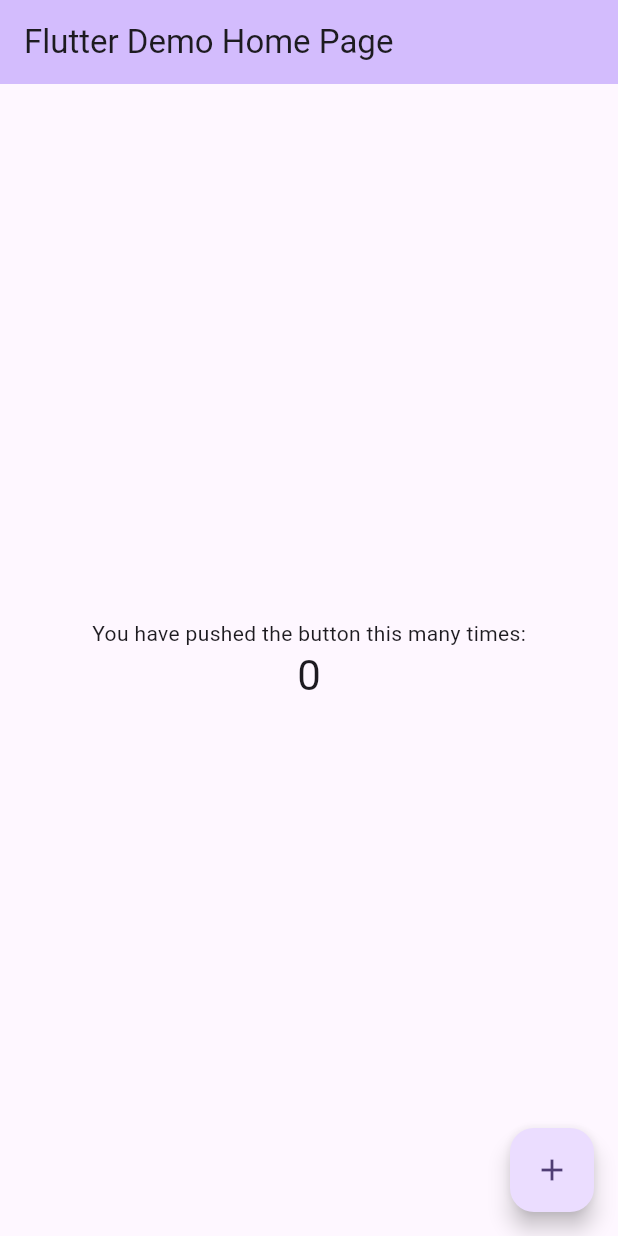
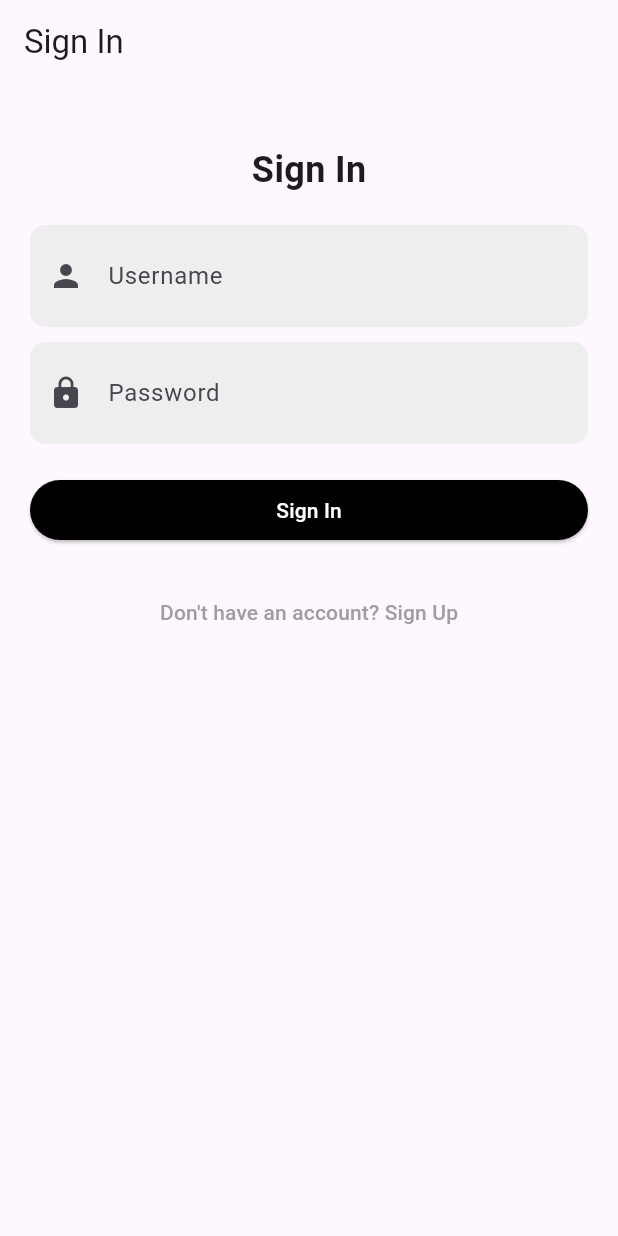
Before and after one commit to bsevangelista/CMSC23-donation-system, a Flutter app: the screen it shows after launch, on a phone screen of 412 x 824 dp. Run offline on Flutter 3.47's test engine with Material 3 defaults, Android fonts, the phone set to English and light mode, and no system bars.

Commit message:
Added the signup_page and signin_page.

```diff
--- /dev/null
+++ b/lib/authentication/signin_page.dart
@@ -0,0 +1,76 @@
+import 'package:flutter/material.dart';
+
+class SignInPage extends StatelessWidget {
+  @override
+  Widget build(BuildContext context) {
+    return Scaffold(
+      appBar: AppBar(
+        title: Text('Sign In'),
+      ),
+      body: Padding(
+        padding: const EdgeInsets.all(20.0),
+        child: Column(
+          crossAxisAlignment: CrossAxisAlignment.stretch,
+          children: [
+            SizedBox(height: 20.0),
+            Center(
+              child: Text(
+                'Sign In',
+                style: TextStyle(fontSize: 24.0, fontWeight: FontWeight.bold),
+              ),
+            ),
+            SizedBox(height: 20.0),
+            Container(
+              decoration: BoxDecoration(
+                borderRadius: BorderRadius.circular(10.0),
+                color: Colors.grey[200],
+              ),
+              child: TextField(
+                decoration: InputDecoration(
+                  labelText: 'Username',
+                  prefixIcon: Icon(Icons.person),
+                  border: InputBorder.none,
+                  contentPadding: EdgeInsets.symmetric(horizontal: 20.0, vertical: 14.0),
+                ),
+              ),
+            ),
+            SizedBox(height: 10.0),
+            Container(
+              decoration: BoxDecoration(
+                borderRadius: BorderRadius.circular(10.0),
+                color: Colors.grey[200],
+              ),
+              child: TextField(
+                decoration: InputDecoration(
+                  labelText: 'Password',
+                  prefixIcon: Icon(Icons.lock),
+                  border: InputBorder.none,
+                  contentPadding: EdgeInsets.symmetric(horizontal: 20.0, vertical: 14.0),
+                ),
+                obscureText: true,
+              ),
+            ),
+            SizedBox(height: 20.0),
+            ElevatedButton(
+              onPressed: () {
+                // Implement sign-in functionality here
+              },
+              style: ButtonStyle(
+                  backgroundColor: MaterialStateProperty.all(Colors.black),
+              ),
+              child: Text('Sign In', style: TextStyle(color: Colors.white)),
+            ),
+            SizedBox(height: 20.0),
+            TextButton(
+              onPressed: () {
+                // Navigate to sign-up page
+                Navigator.pushNamed(context, '/signup');
+              },
+              child: Text('Don\'t have an account? Sign Up', style: TextStyle(color: Colors.grey[500])),
+            ),
+          ],
+        ),
+      ),
+    );
+  }
+}
--- a/lib/main.dart
+++ b/lib/main.dart
@@ -1,125 +1,24 @@
 import 'package:flutter/material.dart';
+import 'authentication/signin_page.dart';
+import 'authentication/signup_page.dart';
 
 void main() {
-  runApp(const MyApp());
+  runApp(MyApp());
 }
 
 class MyApp extends StatelessWidget {
-  const MyApp({super.key});
-
-  // This widget is the root of your application.
   @override
   Widget build(BuildContext context) {
     return MaterialApp(
       title: 'Flutter Demo',
       theme: ThemeData(
-        // This is the theme of your application.
-        //
-        // TRY THIS: Try running your application with "flutter run". You'll see
-        // the application has a purple toolbar. Then, without quitting the app,
-        // try changing the seedColor in the colorScheme below to Colors.green
-        // and then invoke "hot reload" (save your changes or press the "hot
-        // reload" button in a Flutter-supported IDE, or press "r" if you used
-        // the command line to start the app).
-        //
-        // Notice that the counter didn't reset back to zero; the application
-        // state is not lost during the reload. To reset the state, use hot
-        // restart instead.
-        //
-        // This works for code too, not just values: Most code changes can be
-        // tested with just a hot reload.
-        colorScheme: ColorScheme.fromSeed(seedColor: Colors.deepPurple),
-        useMaterial3: true,
+        primarySwatch: Colors.blue,
       ),
-      home: const MyHomePage(title: 'Flutter Demo Home Page'),
+      initialRoute: '/',
+      routes: {
+        '/': (context) => SignInPage(),
+        '/signup': (context) => SignUpPage(),
+      },
     );
   }
 }
-
-class MyHomePage extends StatefulWidget {
-  const MyHomePage({super.key, required this.title});
-
-  // This widget is the home page of your application. It is stateful, meaning
-  // that it has a State object (defined below) that contains fields that affect
-  // how it looks.
-
-  // This class is the configuration for the state. It holds the values (in this
-  // case the title) provided by the parent (in this case the App widget) and
-  // used by the build method of the State. Fields in a Widget subclass are
-  // always marked "final".
-
-  final String title;
-
-  @override
-  State<MyHomePage> createState() => _MyHomePageState();
-}
-
-class _MyHomePageState extends State<MyHomePage> {
-  int _counter = 0;
-
-  void _incrementCounter() {
-    setState(() {
-      // This call to setState tells the Flutter framework that something has
-      // changed in this State, which causes it to rerun the build method below
-      // so that the display can reflect the updated values. If we changed
-      // _counter without calling setState(), then the build method would not be
-      // called again, and so nothing would appear to happen.
-      _counter++;
-    });
-  }
-
-  @override
-  Widget build(BuildContext context) {
-    // This method is rerun every time setState is called, for instance as done
-    // by the _incrementCounter method above.
-    //
-    // The Flutter framework has been optimized to make rerunning build methods
-    // fast, so that you can just rebuild anything that needs updating rather
-    // than having to individually change instances of widgets.
-    return Scaffold(
-      appBar: AppBar(
-        // TRY THIS: Try changing the color here to a specific color (to
-        // Colors.amber, perhaps?) and trigger a hot reload to see the AppBar
-        // change color while the other colors stay the same.
-        backgroundColor: Theme.of(context).colorScheme.inversePrimary,
-        // Here we take the value from the MyHomePage object that was created by
-        // the App.build method, and use it to set our appbar title.
-        title: Text(widget.title),
-      ),
-      body: Center(
-        // Center is a layout widget. It takes a single child and positions it
-        // in the middle of the parent.
-        child: Column(
-          // Column is also a layout widget. It takes a list of children and
-          // arranges them vertically. By default, it sizes itself to fit its
-          // children horizontally, and tries to be as tall as its parent.
-          //
-          // Column has various properties to control how it sizes itself and
-          // how it positions its children. Here we use mainAxisAlignment to
-          // center the children vertically; the main axis here is the vertical
-          // axis because Columns are vertical (the cross axis would be
-          // horizontal).
-          //
-          // TRY THIS: Invoke "debug painting" (choose the "Toggle Debug Paint"
-          // action in the IDE, or press "p" in the console), to see the
-          // wireframe for each widget.
-          mainAxisAlignment: MainAxisAlignment.center,
-          children: <Widget>[
-            const Text(
-              'You have pushed the button this many times:',
-            ),
-            Text(
-              '$_counter',
-              style: Theme.of(context).textTheme.headlineMedium,
-            ),
-          ],
-        ),
-      ),
-      floatingActionButton: FloatingActionButton(
-        onPressed: _incrementCounter,
-        tooltip: 'Increment',
-        child: const Icon(Icons.add),
-      ), // This trailing comma makes auto-formatting nicer for build methods.
-    );
-  }
-}
```
Also changed, not shown: lib/authentication/signup_page.dart (added, +124 -0 lines).
